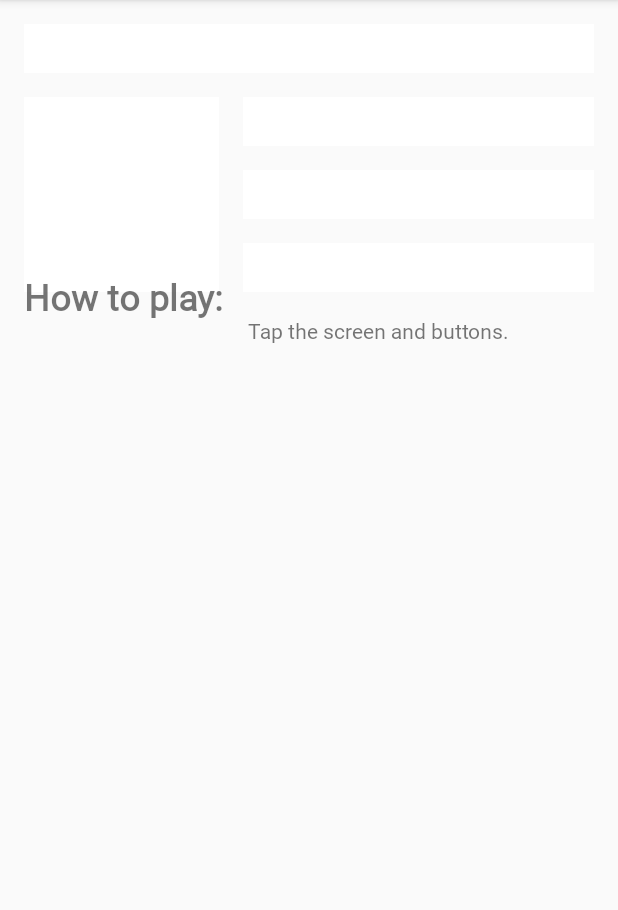
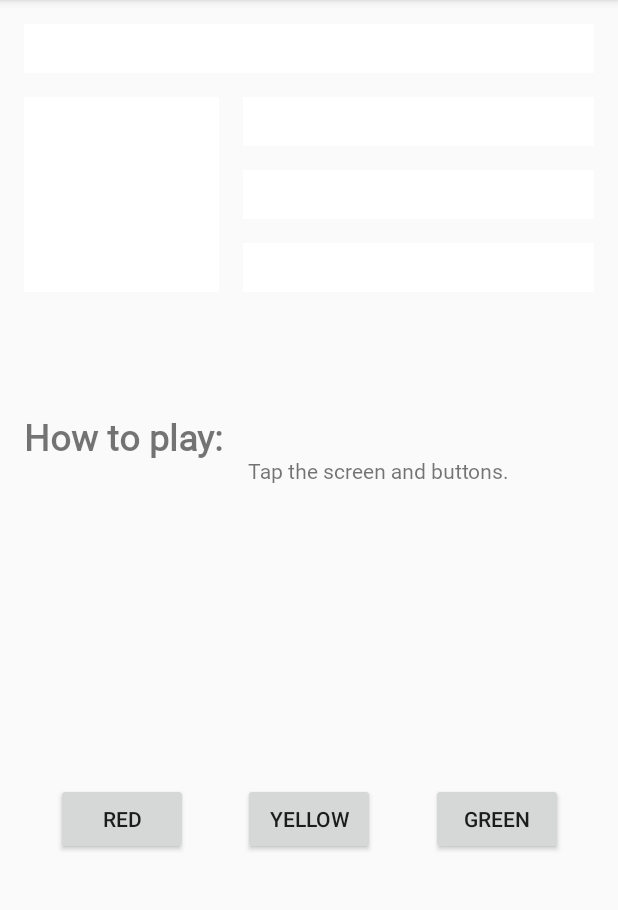
Before and after one commit to CodeLabsKotlin/ColorMyViews, an Android app: the screen it shows after launch (MainActivity), on a phone screen of 412 x 824 dp, the part 84-994 px from its top. Run offline under Robolectric (Android 15) with nearby library versions, the phone set to English and light mode, and no system bars.

Commit message:
added chain of buttons

```diff
--- a/app/src/main/res/layout/activity_main.xml
+++ b/app/src/main/res/layout/activity_main.xml
@@ -97,10 +97,46 @@
         android:text="@string/tap_the_boxes_and_buttons"
         app:layout_constraintBottom_toBottomOf="parent"
         app:layout_constraintEnd_toEndOf="parent"
+        app:layout_constraintHorizontal_bias="0.0"
         app:layout_constraintStart_toEndOf="@+id/label_text"
         app:layout_constraintTop_toBottomOf="@+id/box_two_text"
-        app:layout_constraintHorizontal_bias="0.0"
-        app:layout_constraintVertical_bias="0.0"
-        />
+        app:layout_constraintVertical_bias="0.179" />
+
+    <Button
+        android:id="@+id/red_button"
+        android:layout_width="wrap_content"
+        android:layout_height="wrap_content"
+        android:layout_marginStart="16dp"
+        android:text="@string/button_red"
+        app:layout_constraintBaseline_toBaselineOf="@+id/yellow_button"
+        app:layout_constraintEnd_toStartOf="@+id/yellow_button"
+        app:layout_constraintHorizontal_bias="0.5"
+        app:layout_constraintStart_toStartOf="parent" />
+
+    <Button
+        android:id="@+id/yellow_button"
+        android:layout_width="wrap_content"
+        android:layout_height="wrap_content"
+        android:layout_marginStart="16dp"
+        android:layout_marginTop="16dp"
+        android:layout_marginEnd="16dp"
+        android:layout_marginBottom="16dp"
+        android:text="@string/button_yellow"
+        app:layout_constraintBottom_toBottomOf="parent"
+        app:layout_constraintEnd_toStartOf="@+id/green_button"
+        app:layout_constraintHorizontal_bias="0.5"
+        app:layout_constraintStart_toEndOf="@+id/red_button"
+        app:layout_constraintTop_toBottomOf="@+id/info_text" />
+
+    <Button
+        android:id="@+id/green_button"
+        android:layout_width="wrap_content"
+        android:layout_height="wrap_content"
+        android:layout_marginEnd="16dp"
+        android:text="@string/button_green"
+        app:layout_constraintBaseline_toBaselineOf="@+id/yellow_button"
+        app:layout_constraintEnd_toEndOf="parent"
+        app:layout_constraintHorizontal_bias="0.5"
+        app:layout_constraintStart_toEndOf="@+id/yellow_button" />
 
 </android.support.constraint.ConstraintLayout>
--- a/app/src/main/res/values/strings.xml
+++ b/app/src/main/res/values/strings.xml
@@ -7,4 +7,7 @@
     <string name="box_five">Box Five</string>
     <string name="how_to_play">How to play:</string>
     <string name="tap_the_boxes_and_buttons">Tap the screen and buttons.</string>
+    <string name="button_red">RED</string>
+    <string name="button_yellow">YELLOW</string>
+    <string name="button_green">GREEN</string>
 </resources>
```
